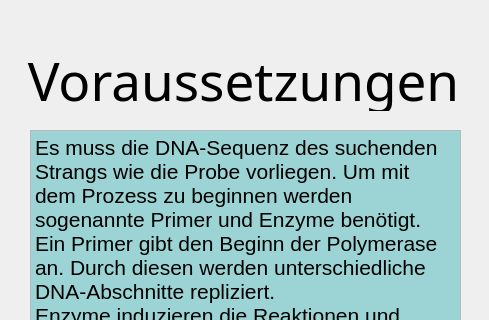
diplomarbeit-PCR/Diplomarbeit_PCR, file dipl_Einfuehrung/Voraussetzung_v1.ui: the form before one commit; both pictures show x 0 to 489 and y 0 to 320 of the 489 by 733 pixel window.
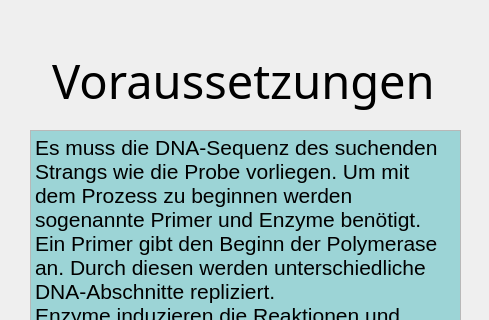
The form after the commit. Icons and pictures are not drawn.

Patch:
```diff
--- a/dipl_Einfuehrung/Voraussetzung_v1.ui
+++ b/dipl_Einfuehrung/Voraussetzung_v1.ui
@@ -49,7 +49,7 @@
     <property name="font">
      <font>
       <family>Tw Cen MT</family>
-      <pointsize>40</pointsize>
+      <pointsize>35</pointsize>
       <bold>false</bold>
      </font>
     </property>
```
